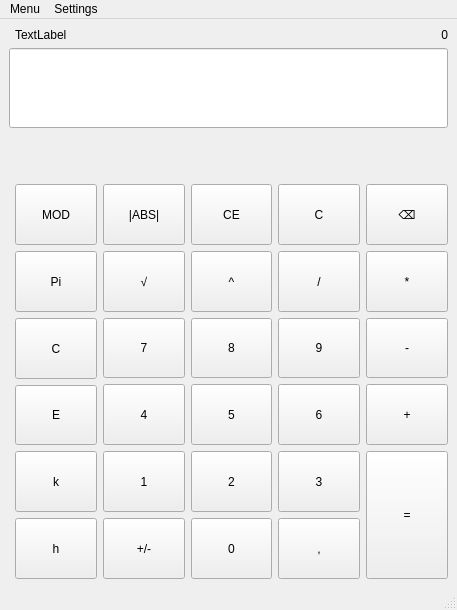
First picture: the form in src/mainwindow.ui, repository Jakub-Miko/IVS_Kalkulacka, before the edit.
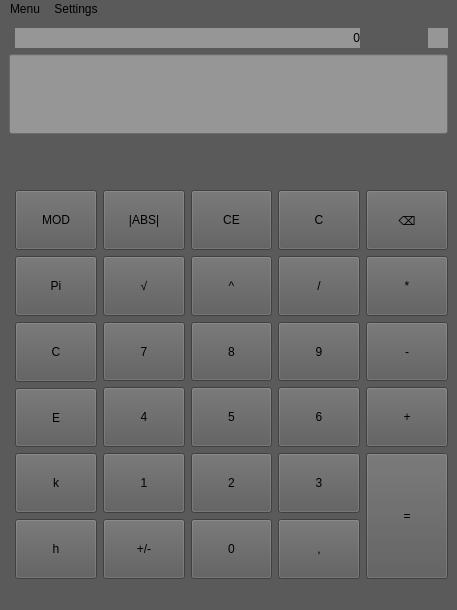
Second picture: the form after the edit. Custom widgets are drawn as their Qt base class.

Commit message: Fixed Result Bug & Added operation label  & lime colorization

Patch:
```diff
--- a/src/mainwindow.ui
+++ b/src/mainwindow.ui
@@ -13,48 +13,102 @@
   <property name="windowTitle">
    <string>MainWindow</string>
   </property>
+  <property name="styleSheet">
+   <string notr="true">background-color: rgb(90, 90, 90);</string>
+  </property>
   <widget class="QWidget" name="centralwidget">
+   <property name="styleSheet">
+    <string notr="true">
+QPushButton {
+	color:rgb(0,0,0);
+	border-radius:12px;
+    background-color: rgb(20, 140, 26);
+	gridline-color: rgb(255, 0, 4);
+	font: 22pt &quot;Impact&quot;;
+}
+
+QPushButton:hover {
+	color:rgb(0,0,0);
+    background-color:rgb(17, 122, 23);
+	font: 22pt &quot;Impact&quot;;
+};</string>
+   </property>
    <layout class="QGridLayout" name="gridLayout">
-    <item row="5" column="2">
-     <widget class="QPushButton" name="pushButton_number_7">
+    <item row="1" column="1" colspan="4">
+     <widget class="QLabel" name="equation">
       <property name="sizePolicy">
-       <sizepolicy hsizetype="Expanding" vsizetype="Expanding">
+       <sizepolicy hsizetype="Expanding" vsizetype="Preferred">
         <horstretch>0</horstretch>
         <verstretch>0</verstretch>
        </sizepolicy>
       </property>
+      <property name="styleSheet">
+       <string notr="true">background-color: rgb(150, 150, 150);
+font: 10pt &quot;Impact&quot;;</string>
+      </property>
       <property name="text">
-       <string>7</string>
+       <string>0</string>
+      </property>
+      <property name="alignment">
+       <set>Qt::AlignRight|Qt::AlignTrailing|Qt::AlignVCenter</set>
+      </property>
+      <property name="wordWrap">
+       <bool>true</bool>
       </property>
      </widget>
     </item>
-    <item row="4" column="3">
-     <widget class="QPushButton" name="pushButton_power">
+    <item row="10" column="2">
+     <widget class="QPushButton" name="pushButton_chngval">
       <property name="sizePolicy">
        <sizepolicy hsizetype="Expanding" vsizetype="Expanding">
         <horstretch>0</horstretch>
         <verstretch>0</verstretch>
        </sizepolicy>
       </property>
+      <property name="styleSheet">
+       <string notr="true"/>
+      </property>
       <property name="text">
-       <string>^</string>
+       <string>+/-</string>
+      </property>
+      <property name="path" stdset="0">
+       <string>+/-</string>
       </property>
      </widget>
     </item>
     <item row="6" column="5">
-     <widget class="QPushButton" name="pushButton_plus">
+     <widget class="QPushButton" name="pushButton_mul">
       <property name="sizePolicy">
        <sizepolicy hsizetype="Expanding" vsizetype="Expanding">
         <horstretch>0</horstretch>
         <verstretch>0</verstretch>
        </sizepolicy>
       </property>
+      <property name="styleSheet">
+       <string notr="true"/>
+      </property>
       <property name="text">
-       <string>+</string>
+       <string>*</string>
       </property>
      </widget>
     </item>
-    <item row="4" column="4">
+    <item row="7" column="4">
+     <widget class="SvgButton" name="pushButton_number_9">
+      <property name="sizePolicy">
+       <sizepolicy hsizetype="Expanding" vsizetype="Expanding">
+        <horstretch>0</horstretch>
+        <verstretch>0</verstretch>
+       </sizepolicy>
+      </property>
+      <property name="text">
+       <string>9</string>
+      </property>
+      <property name="path" stdset="0">
+       <string>9</string>
+      </property>
+     </widget>
+    </item>
+    <item row="6" column="4">
      <widget class="QPushButton" name="pushButton_div">
       <property name="sizePolicy">
        <sizepolicy hsizetype="Expanding" vsizetype="Expanding">
@@ -62,65 +116,38 @@
         <verstretch>0</verstretch>
        </sizepolicy>
       </property>
+      <property name="styleSheet">
+       <string notr="true"/>
+      </property>
       <property name="text">
        <string>/</string>
       </property>
-     </widget>
-    </item>
-    <item row="3" column="4">
-     <widget class="QPushButton" name="pushButton_clearfull">
-      <property name="sizePolicy">
-       <sizepolicy hsizetype="Expanding" vsizetype="Expanding">
-        <horstretch>0</horstretch>
-        <verstretch>0</verstretch>
-       </sizepolicy>
+      <property name="path" stdset="0">
+       <string>/</string>
       </property>
-      <property name="text">
-       <string>C</string>
-      </property>
      </widget>
     </item>
-    <item row="5" column="3">
-     <widget class="QPushButton" name="pushButton_number_8">
+    <item row="8" column="5">
+     <widget class="QPushButton" name="pushButton_plus">
       <property name="sizePolicy">
        <sizepolicy hsizetype="Expanding" vsizetype="Expanding">
         <horstretch>0</horstretch>
         <verstretch>0</verstretch>
        </sizepolicy>
       </property>
-      <property name="text">
-       <string>8</string>
+      <property name="styleSheet">
+       <string notr="true"/>
       </property>
-     </widget>
-    </item>
-    <item row="3" column="1">
-     <widget class="QPushButton" name="pushButton_mode">
-      <property name="sizePolicy">
-       <sizepolicy hsizetype="Expanding" vsizetype="Expanding">
-        <horstretch>0</horstretch>
-        <verstretch>0</verstretch>
-       </sizepolicy>
-      </property>
       <property name="text">
-       <string>MOD</string>
+       <string>+</string>
       </property>
-     </widget>
-    </item>
-    <item row="3" column="5">
-     <widget class="QPushButton" name="pushButton_backspace">
-      <property name="sizePolicy">
-       <sizepolicy hsizetype="Expanding" vsizetype="Expanding">
-        <horstretch>0</horstretch>
-        <verstretch>0</verstretch>
-       </sizepolicy>
-      </property>
-      <property name="text">
-       <string>⌫</string>
+      <property name="path" stdset="0">
+       <string>+</string>
       </property>
      </widget>
     </item>
     <item row="8" column="2">
-     <widget class="QPushButton" name="pushButton_chngval">
+     <widget class="SvgButton" name="pushButton_number_4">
       <property name="sizePolicy">
        <sizepolicy hsizetype="Expanding" vsizetype="Expanding">
         <horstretch>0</horstretch>
@@ -128,154 +155,113 @@
        </sizepolicy>
       </property>
       <property name="text">
-       <string>+/-</string>
+       <string>4</string>
       </property>
      </widget>
     </item>
-    <item row="7" column="2">
-     <widget class="QPushButton" name="pushButton_number_1">
-      <property name="sizePolicy">
-       <sizepolicy hsizetype="Expanding" vsizetype="Expanding">
-        <horstretch>0</horstretch>
-        <verstretch>0</verstretch>
-       </sizepolicy>
+    <item row="3" column="0" colspan="6">
+     <widget class="QLineEdit" name="display">
+      <property name="minimumSize">
+       <size>
+        <width>10</width>
+        <height>80</height>
+       </size>
       </property>
-      <property name="text">
-       <string>1</string>
+      <property name="maximumSize">
+       <size>
+        <width>16777215</width>
+        <height>80</height>
+       </size>
       </property>
-     </widget>
-    </item>
-    <item row="7" column="5" rowspan="2">
-     <widget class="QPushButton" name="pushButton_equals">
-      <property name="sizePolicy">
-       <sizepolicy hsizetype="Expanding" vsizetype="Expanding">
-        <horstretch>0</horstretch>
-        <verstretch>0</verstretch>
-       </sizepolicy>
+      <property name="cursor">
+       <cursorShape>ArrowCursor</cursorShape>
       </property>
+      <property name="styleSheet">
+       <string notr="true">background-color: rgb(150, 150, 150);
+font: 17pt &quot;Impact&quot;;</string>
+      </property>
       <property name="text">
-       <string>=</string>
+       <string/>
+      </property>
+      <property name="alignment">
+       <set>Qt::AlignRight|Qt::AlignTrailing|Qt::AlignVCenter</set>
+      </property>
+      <property name="readOnly">
+       <bool>true</bool>
       </property>
      </widget>
     </item>
     <item row="5" column="5">
-     <widget class="QPushButton" name="pushButton_minus">
+     <widget class="QPushButton" name="pushButton_backspace">
       <property name="sizePolicy">
        <sizepolicy hsizetype="Expanding" vsizetype="Expanding">
         <horstretch>0</horstretch>
         <verstretch>0</verstretch>
        </sizepolicy>
       </property>
-      <property name="text">
-       <string>-</string>
+      <property name="styleSheet">
+       <string notr="true"/>
       </property>
-     </widget>
-    </item>
-    <item row="6" column="2">
-     <widget class="QPushButton" name="pushButton_number_4">
-      <property name="sizePolicy">
-       <sizepolicy hsizetype="Expanding" vsizetype="Expanding">
-        <horstretch>0</horstretch>
-        <verstretch>0</verstretch>
-       </sizepolicy>
-      </property>
       <property name="text">
-       <string>4</string>
+       <string>⌫</string>
       </property>
-     </widget>
-    </item>
-    <item row="5" column="4">
-     <widget class="QPushButton" name="pushButton_number_9">
-      <property name="sizePolicy">
-       <sizepolicy hsizetype="Expanding" vsizetype="Expanding">
-        <horstretch>0</horstretch>
-        <verstretch>0</verstretch>
-       </sizepolicy>
-      </property>
-      <property name="text">
-       <string>9</string>
-      </property>
-     </widget>
-    </item>
-    <item row="6" column="3">
-     <widget class="QPushButton" name="pushButton_number_5">
-      <property name="sizePolicy">
-       <sizepolicy hsizetype="Expanding" vsizetype="Expanding">
-        <horstretch>0</horstretch>
-        <verstretch>0</verstretch>
-       </sizepolicy>
-      </property>
-      <property name="text">
-       <string>5</string>
-      </property>
-     </widget>
-    </item>
-    <item row="7" column="4">
-     <widget class="QPushButton" name="pushButton_number_3">
-      <property name="sizePolicy">
-       <sizepolicy hsizetype="Expanding" vsizetype="Expanding">
-        <horstretch>0</horstretch>
-        <verstretch>0</verstretch>
-       </sizepolicy>
-      </property>
-      <property name="text">
-       <string>3</string>
-      </property>
-     </widget>
-    </item>
-    <item row="8" column="3">
-     <widget class="QPushButton" name="pushButton_number_0">
-      <property name="sizePolicy">
-       <sizepolicy hsizetype="Expanding" vsizetype="Expanding">
-        <horstretch>0</horstretch>
-        <verstretch>0</verstretch>
-       </sizepolicy>
-      </property>
-      <property name="text">
-       <string>0</string>
-      </property>
-     </widget>
-    </item>
-    <item row="7" column="3">
-     <widget class="QPushButton" name="pushButton_number_2">
-      <property name="sizePolicy">
-       <sizepolicy hsizetype="Expanding" vsizetype="Expanding">
-        <horstretch>0</horstretch>
-        <verstretch>0</verstretch>
-       </sizepolicy>
-      </property>
-      <property name="text">
-       <string>2</string>
-      </property>
-     </widget>
-    </item>
-    <item row="4" column="5">
-     <widget class="QPushButton" name="pushButton_mul">
-      <property name="sizePolicy">
-       <sizepolicy hsizetype="Expanding" vsizetype="Expanding">
-        <horstretch>0</horstretch>
-        <verstretch>0</verstretch>
-       </sizepolicy>
-      </property>
-      <property name="text">
-       <string>*</string>
-      </property>
-     </widget>
-    </item>
-    <item row="3" column="3">
-     <widget class="QPushButton" name="pushButton_cleardisp">
-      <property name="sizePolicy">
-       <sizepolicy hsizetype="Expanding" vsizetype="Expanding">
-        <horstretch>0</horstretch>
-        <verstretch>0</verstretch>
-       </sizepolicy>
-      </property>
-      <property name="text">
-       <string>CE</string>
+      <property name="path" stdset="0">
+       <string>⌫</string>
       </property>
      </widget>
     </item>
     <item row="8" column="4">
+     <widget class="SvgButton" name="pushButton_number_6">
+      <property name="sizePolicy">
+       <sizepolicy hsizetype="Expanding" vsizetype="Expanding">
+        <horstretch>0</horstretch>
+        <verstretch>0</verstretch>
+       </sizepolicy>
+      </property>
+      <property name="text">
+       <string>6</string>
+      </property>
+      <property name="path" stdset="0">
+       <string>6</string>
+      </property>
+     </widget>
+    </item>
+    <item row="9" column="3">
+     <widget class="SvgButton" name="pushButton_number_2">
+      <property name="sizePolicy">
+       <sizepolicy hsizetype="Expanding" vsizetype="Expanding">
+        <horstretch>0</horstretch>
+        <verstretch>0</verstretch>
+       </sizepolicy>
+      </property>
+      <property name="text">
+       <string>2</string>
+      </property>
+      <property name="path" stdset="0">
+       <string>2</string>
+      </property>
+     </widget>
+    </item>
+    <item row="6" column="3">
+     <widget class="QPushButton" name="pushButton_power">
+      <property name="sizePolicy">
+       <sizepolicy hsizetype="Expanding" vsizetype="Expanding">
+        <horstretch>0</horstretch>
+        <verstretch>0</verstretch>
+       </sizepolicy>
+      </property>
+      <property name="styleSheet">
+       <string notr="true"/>
+      </property>
+      <property name="text">
+       <string>^</string>
+      </property>
+      <property name="path" stdset="0">
+       <string>^</string>
+      </property>
+     </widget>
+    </item>
+    <item row="10" column="4">
      <widget class="QPushButton" name="pushButton_comma">
       <property name="sizePolicy">
        <sizepolicy hsizetype="Expanding" vsizetype="Expanding">
@@ -283,12 +269,31 @@
         <verstretch>0</verstretch>
        </sizepolicy>
       </property>
+      <property name="styleSheet">
+       <string notr="true"/>
+      </property>
       <property name="text">
        <string>,</string>
       </property>
      </widget>
     </item>
-    <item row="4" column="2">
+    <item row="7" column="3">
+     <widget class="SvgButton" name="pushButton_number_8">
+      <property name="sizePolicy">
+       <sizepolicy hsizetype="Expanding" vsizetype="Expanding">
+        <horstretch>0</horstretch>
+        <verstretch>0</verstretch>
+       </sizepolicy>
+      </property>
+      <property name="text">
+       <string>8</string>
+      </property>
+      <property name="path" stdset="0">
+       <string>8</string>
+      </property>
+     </widget>
+    </item>
+    <item row="6" column="2">
      <widget class="QPushButton" name="pushButton_root">
       <property name="sizePolicy">
        <sizepolicy hsizetype="Expanding" vsizetype="Expanding">
@@ -296,13 +301,16 @@
         <verstretch>0</verstretch>
        </sizepolicy>
       </property>
+      <property name="styleSheet">
+       <string notr="true"/>
+      </property>
       <property name="text">
        <string>√</string>
       </property>
      </widget>
     </item>
-    <item row="3" column="2">
-     <widget class="QPushButton" name="pushButton_abs">
+    <item row="9" column="4">
+     <widget class="SvgButton" name="pushButton_number_3">
       <property name="sizePolicy">
        <sizepolicy hsizetype="Expanding" vsizetype="Expanding">
         <horstretch>0</horstretch>
@@ -310,12 +318,12 @@
        </sizepolicy>
       </property>
       <property name="text">
-       <string>|ABS|</string>
+       <string>3</string>
       </property>
      </widget>
     </item>
-    <item row="6" column="4">
-     <widget class="QPushButton" name="pushButton_number_6">
+    <item row="7" column="2">
+     <widget class="SvgButton" name="pushButton_number_7">
       <property name="sizePolicy">
        <sizepolicy hsizetype="Expanding" vsizetype="Expanding">
         <horstretch>0</horstretch>
@@ -323,11 +331,65 @@
        </sizepolicy>
       </property>
       <property name="text">
-       <string>6</string>
+       <string>7</string>
       </property>
      </widget>
     </item>
-    <item row="2" column="1">
+    <item row="9" column="5" rowspan="2">
+     <widget class="QPushButton" name="pushButton_equals">
+      <property name="sizePolicy">
+       <sizepolicy hsizetype="Expanding" vsizetype="Expanding">
+        <horstretch>0</horstretch>
+        <verstretch>0</verstretch>
+       </sizepolicy>
+      </property>
+      <property name="styleSheet">
+       <string notr="true"/>
+      </property>
+      <property name="text">
+       <string>=</string>
+      </property>
+      <property name="path" stdset="0">
+       <string>=</string>
+      </property>
+     </widget>
+    </item>
+    <item row="7" column="5">
+     <widget class="QPushButton" name="pushButton_minus">
+      <property name="sizePolicy">
+       <sizepolicy hsizetype="Expanding" vsizetype="Expanding">
+        <horstretch>0</horstretch>
+        <verstretch>0</verstretch>
+       </sizepolicy>
+      </property>
+      <property name="styleSheet">
+       <string notr="true"/>
+      </property>
+      <property name="text">
+       <string>-</string>
+      </property>
+      <property name="path" stdset="0">
+       <string>-</string>
+      </property>
+     </widget>
+    </item>
+    <item row="8" column="3">
+     <widget class="SvgButton" name="pushButton_number_5">
+      <property name="sizePolicy">
+       <sizepolicy hsizetype="Expanding" vsizetype="Expanding">
+        <horstretch>0</horstretch>
+        <verstretch>0</verstretch>
+       </sizepolicy>
+      </property>
+      <property name="text">
+       <string>5</string>
+      </property>
+      <property name="path" stdset="0">
+       <string>5</string>
+      </property>
+     </widget>
+    </item>
+    <item row="4" column="1">
      <spacer name="verticalSpacer">
       <property name="orientation">
        <enum>Qt::Vertical</enum>
@@ -343,35 +405,112 @@
       </property>
      </spacer>
     </item>
-    <item row="1" column="0" colspan="6">
-     <widget class="QLineEdit" name="display">
+    <item row="1" column="5" alignment="Qt::AlignRight">
+     <widget class="QLabel" name="operation">
+      <property name="sizePolicy">
+       <sizepolicy hsizetype="Fixed" vsizetype="Fixed">
+        <horstretch>0</horstretch>
+        <verstretch>0</verstretch>
+       </sizepolicy>
+      </property>
       <property name="minimumSize">
        <size>
-        <width>10</width>
-        <height>80</height>
+        <width>20</width>
+        <height>20</height>
        </size>
       </property>
       <property name="maximumSize">
        <size>
-        <width>16777215</width>
-        <height>80</height>
+        <width>40</width>
+        <height>40</height>
        </size>
       </property>
-      <property name="cursor">
-       <cursorShape>ArrowCursor</cursorShape>
+      <property name="styleSheet">
+       <string notr="true">background-color: rgb(150, 150, 150);
+font: 10pt &quot;Impact&quot;;</string>
       </property>
       <property name="text">
        <string/>
       </property>
       <property name="alignment">
-       <set>Qt::AlignRight|Qt::AlignTrailing|Qt::AlignVCenter</set>
+       <set>Qt::AlignCenter</set>
       </property>
-      <property name="readOnly">
+      <property name="wordWrap">
        <bool>true</bool>
       </property>
      </widget>
     </item>
-    <item row="4" column="1" rowspan="5">
+    <item row="5" column="1">
+     <widget class="QPushButton" name="pushButton_mode">
+      <property name="sizePolicy">
+       <sizepolicy hsizetype="Expanding" vsizetype="Expanding">
+        <horstretch>0</horstretch>
+        <verstretch>0</verstretch>
+       </sizepolicy>
+      </property>
+      <property name="styleSheet">
+       <string notr="true"/>
+      </property>
+      <property name="text">
+       <string>MOD</string>
+      </property>
+      <property name="path" stdset="0">
+       <string>MOD</string>
+      </property>
+     </widget>
+    </item>
+    <item row="9" column="2">
+     <widget class="SvgButton" name="pushButton_number_1">
+      <property name="sizePolicy">
+       <sizepolicy hsizetype="Expanding" vsizetype="Expanding">
+        <horstretch>0</horstretch>
+        <verstretch>0</verstretch>
+       </sizepolicy>
+      </property>
+      <property name="text">
+       <string>1</string>
+      </property>
+      <property name="path" stdset="0">
+       <string>1</string>
+      </property>
+     </widget>
+    </item>
+    <item row="10" column="3">
+     <widget class="SvgButton" name="pushButton_number_0">
+      <property name="sizePolicy">
+       <sizepolicy hsizetype="Expanding" vsizetype="Expanding">
+        <horstretch>0</horstretch>
+        <verstretch>0</verstretch>
+       </sizepolicy>
+      </property>
+      <property name="text">
+       <string>0</string>
+      </property>
+      <property name="path" stdset="0">
+       <string>0</string>
+      </property>
+     </widget>
+    </item>
+    <item row="5" column="3">
+     <widget class="QPushButton" name="pushButton_cleardisp">
+      <property name="sizePolicy">
+       <sizepolicy hsizetype="Expanding" vsizetype="Expanding">
+        <horstretch>0</horstretch>
+        <verstretch>0</verstretch>
+       </sizepolicy>
+      </property>
+      <property name="styleSheet">
+       <string notr="true"/>
+      </property>
+      <property name="text">
+       <string>CE</string>
+      </property>
+      <property name="path" stdset="0">
+       <string>CE</string>
+      </property>
+     </widget>
+    </item>
+    <item row="6" column="1" rowspan="5">
      <widget class="QStackedWidget" name="MOD_container">
       <property name="currentIndex">
        <number>0</number>
@@ -398,6 +537,9 @@
             <verstretch>0</verstretch>
            </sizepolicy>
           </property>
+          <property name="styleSheet">
+           <string notr="true"/>
+          </property>
           <property name="text">
            <string>E</string>
           </property>
@@ -411,6 +553,9 @@
             <verstretch>0</verstretch>
            </sizepolicy>
           </property>
+          <property name="styleSheet">
+           <string notr="true"/>
+          </property>
           <property name="text">
            <string>C</string>
           </property>
@@ -424,6 +569,9 @@
             <verstretch>0</verstretch>
            </sizepolicy>
           </property>
+          <property name="styleSheet">
+           <string notr="true"/>
+          </property>
           <property name="text">
            <string>k</string>
           </property>
@@ -437,6 +585,9 @@
             <verstretch>0</verstretch>
            </sizepolicy>
           </property>
+          <property name="styleSheet">
+           <string notr="true"/>
+          </property>
           <property name="text">
            <string>Pi</string>
           </property>
@@ -450,6 +601,9 @@
             <verstretch>0</verstretch>
            </sizepolicy>
           </property>
+          <property name="styleSheet">
+           <string notr="true"/>
+          </property>
           <property name="text">
            <string>h</string>
           </property>
@@ -540,20 +694,41 @@
       </widget>
      </widget>
     </item>
-    <item row="0" column="2" colspan="4">
-     <widget class="QLabel" name="equation">
+    <item row="5" column="4">
+     <widget class="QPushButton" name="pushButton_clearfull">
+      <property name="sizePolicy">
+       <sizepolicy hsizetype="Expanding" vsizetype="Expanding">
+        <horstretch>0</horstretch>
+        <verstretch>0</verstretch>
+       </sizepolicy>
+      </property>
+      <property name="styleSheet">
+       <string notr="true"/>
+      </property>
       <property name="text">
-       <string>0</string>
+       <string>C</string>
       </property>
-      <property name="alignment">
-       <set>Qt::AlignRight|Qt::AlignTrailing|Qt::AlignVCenter</set>
+      <property name="path" stdset="0">
+       <string>C</string>
       </property>
      </widget>
     </item>
-    <item row="0" column="1">
-     <widget class="QLabel" name="label">
+    <item row="5" column="2">
+     <widget class="QPushButton" name="pushButton_abs">
+      <property name="sizePolicy">
+       <sizepolicy hsizetype="Expanding" vsizetype="Expanding">
+        <horstretch>0</horstretch>
+        <verstretch>0</verstretch>
+       </sizepolicy>
+      </property>
+      <property name="styleSheet">
+       <string notr="true"/>
+      </property>
       <property name="text">
-       <string>TextLabel</string>
+       <string>|ABS|</string>
+      </property>
+      <property name="path" stdset="0">
+       <string>|ABS|</string>
       </property>
      </widget>
     </item>
@@ -598,6 +773,16 @@
    </property>
   </action>
  </widget>
+ <customwidgets>
+  <customwidget>
+   <class>SvgButton</class>
+   <extends>QPushButton</extends>
+   <header location="global">svgbutton.h</header>
+   <slots>
+    <slot>slot1()</slot>
+   </slots>
+  </customwidget>
+ </customwidgets>
  <resources/>
  <connections/>
 </ui>
```
Left out of the diff: 44 changed lines with no effect on the pictures. The commit also changes 4 other files.
